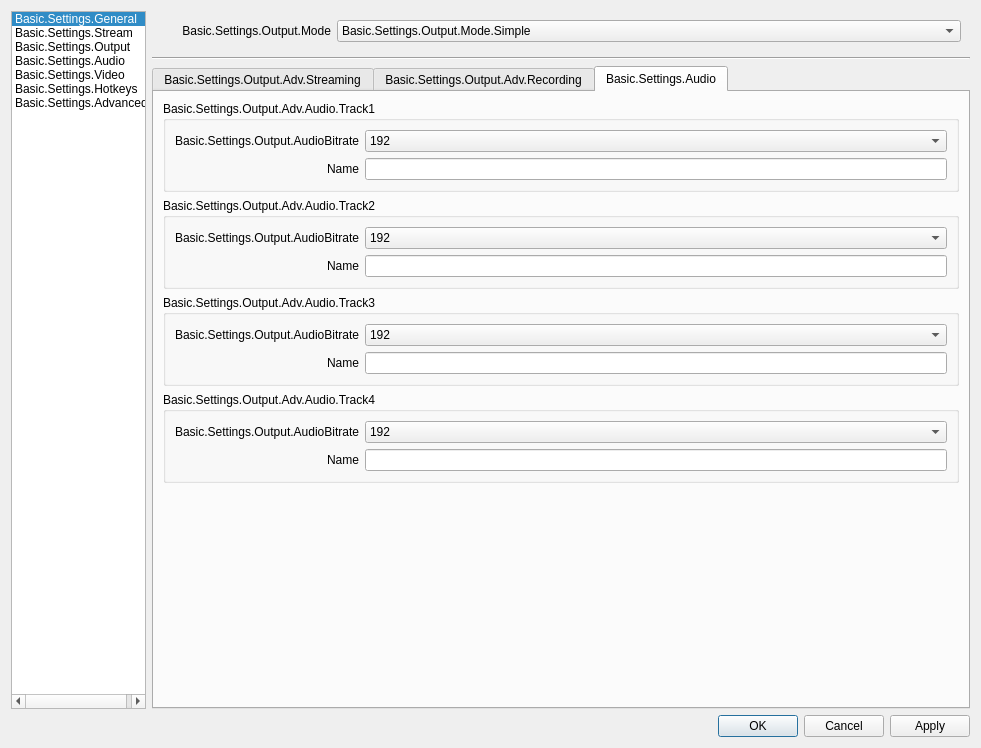
First picture: the form in UI/forms/OBSBasicSettings.ui, repository GameKyuubi/obs-studio, before the edit.
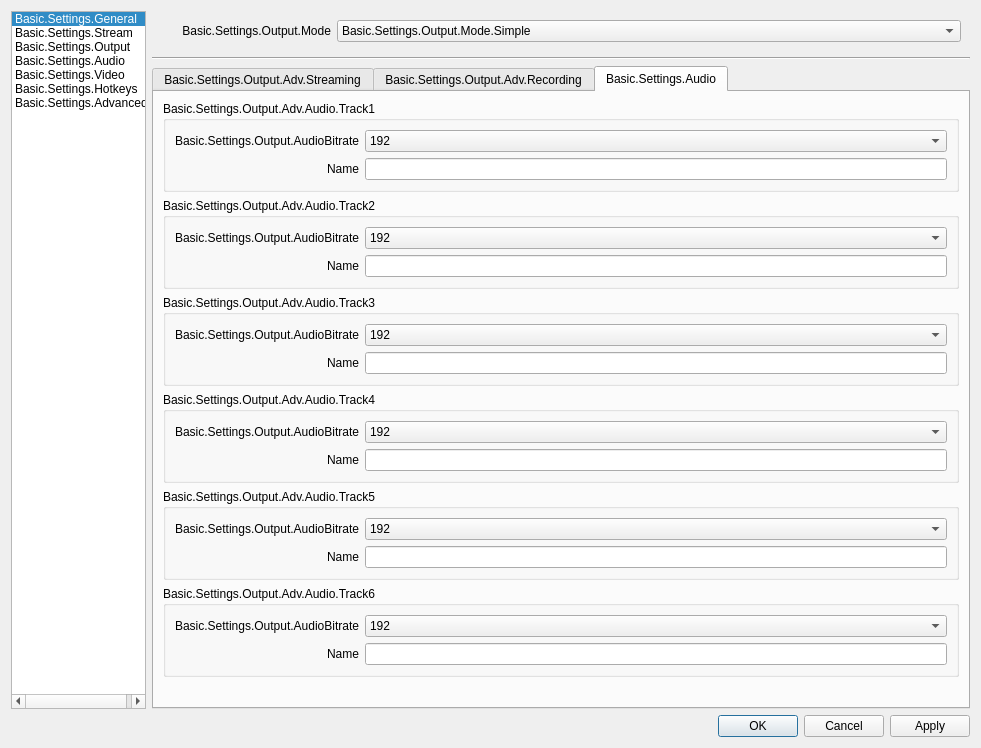
Second picture: the form after the edit. The open tabs and pages were chosen to show the change. Icons and pictures are not drawn.

Commit message: UI: Increase maximum audio tracks to 6

Diff of the .ui file:
```diff
--- a/UI/forms/OBSBasicSettings.ui
+++ b/UI/forms/OBSBasicSettings.ui
@@ -2442,6 +2442,236 @@
                       </layout>
                      </widget>
                     </item>
+                    <item>
+                     <widget class="QGroupBox" name="groupBox_9">
+                      <property name="sizePolicy">
+                       <sizepolicy hsizetype="Preferred" vsizetype="Maximum">
+                        <horstretch>0</horstretch>
+                        <verstretch>0</verstretch>
+                       </sizepolicy>
+                      </property>
+                      <property name="title">
+                       <string>Basic.Settings.Output.Adv.Audio.Track5</string>
+                      </property>
+                      <layout class="QFormLayout" name="formLayout_25">
+                       <property name="fieldGrowthPolicy">
+                        <enum>QFormLayout::AllNonFixedFieldsGrow</enum>
+                       </property>
+                       <property name="labelAlignment">
+                        <set>Qt::AlignRight|Qt::AlignTrailing|Qt::AlignVCenter</set>
+                       </property>
+                       <item row="0" column="0">
+                        <widget class="QLabel" name="label_59">
+                         <property name="minimumSize">
+                          <size>
+                           <width>170</width>
+                           <height>0</height>
+                          </size>
+                         </property>
+                         <property name="text">
+                          <string>Basic.Settings.Output.AudioBitrate</string>
+                         </property>
+                         <property name="alignment">
+                          <set>Qt::AlignRight|Qt::AlignTrailing|Qt::AlignVCenter</set>
+                         </property>
+                         <property name="buddy">
+                          <cstring>advOutTrack4Bitrate</cstring>
+                         </property>
+                        </widget>
+                       </item>
+                       <item row="0" column="1">
+                        <widget class="QComboBox" name="advOutTrack5Bitrate">
+                         <property name="currentIndex">
+                          <number>8</number>
+                         </property>
+                         <item>
+                          <property name="text">
+                           <string>32</string>
+                          </property>
+                         </item>
+                         <item>
+                          <property name="text">
+                           <string>48</string>
+                          </property>
+                         </item>
+                         <item>
+                          <property name="text">
+                           <string>64</string>
+                          </property>
+                         </item>
+                         <item>
+                          <property name="text">
+                           <string>80</string>
+                          </property>
+                         </item>
+                         <item>
+                          <property name="text">
+                           <string>96</string>
+                          </property>
+                         </item>
+                         <item>
+                          <property name="text">
+                           <string>112</string>
+                          </property>
+                         </item>
+                         <item>
+                          <property name="text">
+                           <string>128</string>
+                          </property>
+                         </item>
+                         <item>
+                          <property name="text">
+                           <string>160</string>
+                          </property>
+                         </item>
+                         <item>
+                          <property name="text">
+                           <string>192</string>
+                          </property>
+                         </item>
+                         <item>
+                          <property name="text">
+                           <string>256</string>
+                          </property>
+                         </item>
+                         <item>
+                          <property name="text">
+                           <string>320</string>
+                          </property>
+                         </item>
+                        </widget>
+                       </item>
+                       <item row="1" column="0">
+                        <widget class="QLabel" name="label_60">
+                         <property name="text">
+                          <string>Name</string>
+                         </property>
+                         <property name="buddy">
+                          <cstring>advOutTrack4Name</cstring>
+                         </property>
+                        </widget>
+                       </item>
+                       <item row="1" column="1">
+                        <widget class="QLineEdit" name="advOutTrack5Name"/>
+                       </item>
+                      </layout>
+                     </widget>
+                    </item>
+                    <item>
+                     <widget class="QGroupBox" name="groupBox_12">
+                      <property name="sizePolicy">
+                       <sizepolicy hsizetype="Preferred" vsizetype="Maximum">
+                        <horstretch>0</horstretch>
+                        <verstretch>0</verstretch>
+                       </sizepolicy>
+                      </property>
+                      <property name="title">
+                       <string>Basic.Settings.Output.Adv.Audio.Track6</string>
+                      </property>
+                      <layout class="QFormLayout" name="formLayout_26">
+                       <property name="fieldGrowthPolicy">
+                        <enum>QFormLayout::AllNonFixedFieldsGrow</enum>
+                       </property>
+                       <property name="labelAlignment">
+                        <set>Qt::AlignRight|Qt::AlignTrailing|Qt::AlignVCenter</set>
+                       </property>
+                       <item row="0" column="0">
+                        <widget class="QLabel" name="label_61">
+                         <property name="minimumSize">
+                          <size>
+                           <width>170</width>
+                           <height>0</height>
+                          </size>
+                         </property>
+                         <property name="text">
+                          <string>Basic.Settings.Output.AudioBitrate</string>
+                         </property>
+                         <property name="alignment">
+                          <set>Qt::AlignRight|Qt::AlignTrailing|Qt::AlignVCenter</set>
+                         </property>
+                         <property name="buddy">
+                          <cstring>advOutTrack4Bitrate</cstring>
+                         </property>
+                        </widget>
+                       </item>
+                       <item row="0" column="1">
+                        <widget class="QComboBox" name="advOutTrack6Bitrate">
+                         <property name="currentIndex">
+                          <number>8</number>
+                         </property>
+                         <item>
+                          <property name="text">
+                           <string>32</string>
+                          </property>
+                         </item>
+                         <item>
+                          <property name="text">
+                           <string>48</string>
+                          </property>
+                         </item>
+                         <item>
+                          <property name="text">
+                           <string>64</string>
+                          </property>
+                         </item>
+                         <item>
+                          <property name="text">
+                           <string>80</string>
+                          </property>
+                         </item>
+                         <item>
+                          <property name="text">
+                           <string>96</string>
+                          </property>
+                         </item>
+                         <item>
+                          <property name="text">
+                           <string>112</string>
+                          </property>
+                         </item>
+                         <item>
+                          <property name="text">
+                           <string>128</string>
+                          </property>
+                         </item>
+                         <item>
+                          <property name="text">
+                           <string>160</string>
+                          </property>
+                         </item>
+                         <item>
+                          <property name="text">
+                           <string>192</string>
+                          </property>
+                         </item>
+                         <item>
+                          <property name="text">
+                           <string>256</string>
+                          </property>
+                         </item>
+                         <item>
+                          <property name="text">
+                           <string>320</string>
+                          </property>
+                         </item>
+                        </widget>
+                       </item>
+                       <item row="1" column="0">
+                        <widget class="QLabel" name="label_62">
+                         <property name="text">
+                          <string>Name</string>
+                         </property>
+                         <property name="buddy">
+                          <cstring>advOutTrack4Name</cstring>
+                         </property>
+                        </widget>
+                       </item>
+                       <item row="1" column="1">
+                        <widget class="QLineEdit" name="advOutTrack6Name"/>
+                       </item>
+                      </layout>
+                     </widget>
+                    </item>
                    </layout>
                   </widget>
                  </item>
```
Left out of the diff: 48 changed lines with no effect on the pictures. The commit also changes 4 other files.
